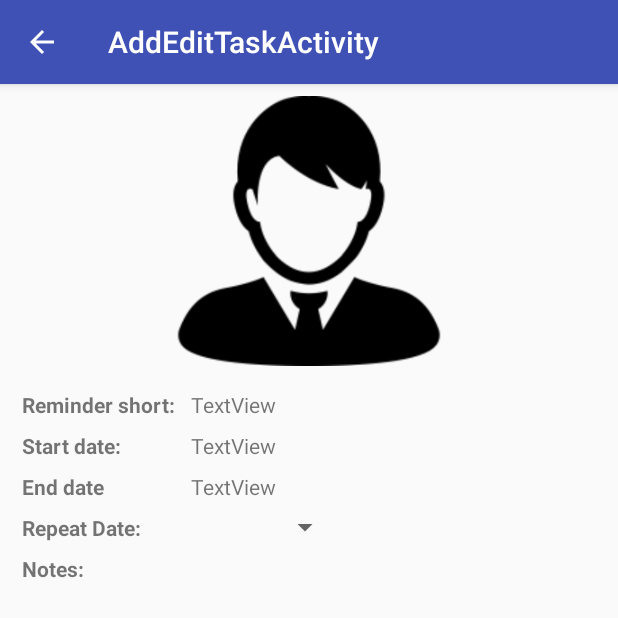
After one commit to TruongThanhIT/HealthCareSupporter, an Android app: the AddEditReminderActivity screen opened directly, with no data from a screen before it, on a phone screen of 412 x 824 dp, the top half of it. The commit adds this screen. Run offline under Robolectric (Android 15) with nearby library versions, the phone set to English and light mode, and no system bars; our stand-ins replace ButterKnife; 1 statement that could not run was skipped.

Commit message:
HCS12-13: test layout

```diff
--- /dev/null
+++ b/app/src/main/java/mobi/devteam/demofalldetector/activity/AddEditReminderActivity.java
@@ -0,0 +1,64 @@
+package mobi.devteam.demofalldetector.activity;
+
+import android.app.AlertDialog;
+import android.content.Intent;
+import android.os.Bundle;
+import android.support.design.widget.FloatingActionButton;
+import android.support.design.widget.Snackbar;
+import android.support.v7.app.AppCompatActivity;
+import android.support.v7.widget.Toolbar;
+import android.util.Log;
+import android.view.View;
+import android.widget.EditText;
+import android.widget.Spinner;
+import android.widget.TextView;
+
+import butterknife.BindView;
+import butterknife.ButterKnife;
+import butterknife.OnClick;
+import mobi.devteam.demofalldetector.R;
+import mobi.devteam.demofalldetector.model.Reminder;
+
+public class AddEditReminderActivity extends AppCompatActivity {
+
+    public static final String EXTRA_IS_ADD_MODE = "is_add_mode";
+    public static final String EXTRA_REMINDER_DATA = "reminder_data";
+    private boolean is_add_mode = true;
+    private Reminder reminder;
+
+    @BindView(R.id.txtReminder) TextView txtReminder;
+    @BindView(R.id.txtStart) TextView txtStart;
+    @BindView(R.id.txtEnd) TextView txtEnd;
+    @BindView(R.id.spinReminderRepeat) Spinner spinReminderRepeat;
+    @BindView(R.id.edtNote) EditText edtNote;
+
+    @Override
+    protected void onCreate(Bundle savedInstanceState) {
+        super.onCreate(savedInstanceState);
+        setContentView(R.layout.activity_add_edit_reminder);
+        ButterKnife.bind(this);
+        Toolbar toolbar = (Toolbar) findViewById(R.id.toolbar);
+        setSupportActionBar(toolbar);
+
+        getSupportActionBar().setDisplayShowHomeEnabled(true);
+        getSupportActionBar().setDisplayHomeAsUpEnabled(true);
+
+        if (getIntent().hasExtra(EXTRA_IS_ADD_MODE)){
+            Intent intent = getIntent();
+
+            is_add_mode = intent.getBooleanExtra(EXTRA_IS_ADD_MODE,true);
+            reminder = intent.getParcelableExtra(EXTRA_REMINDER_DATA);
+        }else{
+            Log.e("REQUIRED_INTENT_EXTRA",EXTRA_IS_ADD_MODE);
+            finish();
+        }
+
+    }
+
+    @OnClick(R.id.txtStart) void pickStartDate(){
+        AlertDialog.Builder alertDialog = new AlertDialog.Builder(AddEditReminderActivity.this,R.layout.reminder_pick_date_diaglog);
+        alertDialog.show();
+    }
+
+
+}
--- /dev/null
+++ b/app/src/main/res/layout/activity_add_edit_reminder.xml
@@ -0,0 +1,25 @@
+<?xml version="1.0" encoding="utf-8"?>
+<android.support.design.widget.CoordinatorLayout xmlns:android="http://schemas.android.com/apk/res/android"
+    xmlns:app="http://schemas.android.com/apk/res-auto"
+    xmlns:tools="http://schemas.android.com/tools"
+    android:layout_width="match_parent"
+    android:layout_height="match_parent"
+    tools:context="mobi.devteam.demofalldetector.activity.AddEditReminderActivity">
+
+    <android.support.design.widget.AppBarLayout
+        android:layout_width="match_parent"
+        android:layout_height="wrap_content"
+        android:theme="@style/AppTheme.AppBarOverlay">
+
+        <android.support.v7.widget.Toolbar
+            android:id="@+id/toolbar"
+            android:layout_width="match_parent"
+            android:layout_height="?attr/actionBarSize"
+            android:background="?attr/colorPrimary"
+            app:popupTheme="@style/AppTheme.PopupOverlay" />
+
+    </android.support.design.widget.AppBarLayout>
+
+    <include layout="@layout/content_add_edit_reminder" />
+
+</android.support.design.widget.CoordinatorLayout>
--- /dev/null
+++ b/app/src/main/res/layout/content_add_edit_reminder.xml
@@ -0,0 +1,150 @@
+<?xml version="1.0" encoding="utf-8"?>
+
+<android.support.v4.widget.NestedScrollView xmlns:android="http://schemas.android.com/apk/res/android"
+    xmlns:app="http://schemas.android.com/apk/res-auto"
+    xmlns:tools="http://schemas.android.com/tools"
+    android:layout_width="match_parent"
+    android:layout_height="match_parent"
+    app:layout_behavior="@string/appbar_scrolling_view_behavior"
+    tools:context="mobi.devteam.demofalldetector.activity.AddEditReminderActivity"
+    tools:showIn="@layout/activity_add_edit_reminder">
+
+    <android.support.constraint.ConstraintLayout
+        android:layout_width="match_parent"
+        android:layout_height="match_parent"
+        tools:layout_editor_absoluteX="0dp"
+        tools:layout_editor_absoluteY="0dp">
+
+        <ImageView
+            android:id="@+id/imgThumb"
+            android:layout_width="180dp"
+            android:layout_height="180dp"
+            android:layout_marginTop="8dp"
+            app:layout_constraintLeft_toLeftOf="parent"
+            app:layout_constraintRight_toRightOf="parent"
+            app:layout_constraintTop_toTopOf="parent"
+            app:srcCompat="@drawable/image_user_login" />
+
+        <TextView
+            android:id="@+id/textView6"
+            android:layout_width="wrap_content"
+            android:layout_height="wrap_content"
+            android:layout_marginLeft="8dp"
+            android:layout_marginStart="8dp"
+            android:layout_marginTop="16dp"
+            android:text="@string/ae_reminder_name"
+            android:textStyle="bold"
+            app:layout_constraintLeft_toLeftOf="parent"
+            app:layout_constraintRight_toLeftOf="@+id/guideline2"
+            app:layout_constraintTop_toBottomOf="@+id/imgThumb" />
+
+        <TextView
+            android:id="@+id/textView7"
+            android:layout_width="wrap_content"
+            android:layout_height="wrap_content"
+            android:layout_marginTop="8dp"
+            android:text="@string/ae_reminder_start"
+            android:textStyle="bold"
+            app:layout_constraintLeft_toLeftOf="@+id/textView6"
+            app:layout_constraintTop_toBottomOf="@+id/textView6" />
+
+        <TextView
+            android:id="@+id/textView8"
+            android:layout_width="wrap_content"
+            android:layout_height="wrap_content"
+            android:layout_marginTop="8dp"
+            android:text="@string/ae_reminder_end"
+            android:textStyle="bold"
+            app:layout_constraintLeft_toLeftOf="@+id/textView7"
+            app:layout_constraintTop_toBottomOf="@+id/textView7" />
+
+        <TextView
+            android:id="@+id/textView9"
+            android:layout_width="wrap_content"
+            android:layout_height="wrap_content"
+            android:layout_marginTop="8dp"
+            android:text="@string/ae_reminder_repeat"
+            android:textStyle="bold"
+            app:layout_constraintLeft_toLeftOf="@+id/textView8"
+            app:layout_constraintTop_toBottomOf="@+id/textView8" />
+
+        <TextView
+            android:id="@+id/textView10"
+            android:layout_width="wrap_content"
+            android:layout_height="wrap_content"
+            android:layout_marginTop="8dp"
+            android:text="@string/ae_reminder_note"
+            android:textStyle="bold"
+            app:layout_constraintLeft_toLeftOf="@+id/textView9"
+            app:layout_constraintTop_toBottomOf="@+id/textView9" />
+
+        <Spinner
+            android:id="@+id/spinReminderRepeat"
+            android:layout_width="100dp"
+            android:layout_height="wrap_content"
+            app:layout_constraintBottom_toBottomOf="@+id/textView9"
+            app:layout_constraintLeft_toLeftOf="@+id/txtEnd"
+            app:layout_constraintTop_toTopOf="@+id/textView9"
+            app:layout_constraintVertical_bias="0.714" />
+
+        <TextView
+            android:id="@+id/txtReminder"
+            android:layout_width="0dp"
+            android:layout_height="wrap_content"
+            android:layout_marginEnd="8dp"
+            android:layout_marginLeft="4dp"
+            android:layout_marginRight="8dp"
+            android:layout_marginStart="4dp"
+            android:text="TextView"
+            app:layout_constraintBottom_toBottomOf="@+id/textView6"
+            app:layout_constraintHorizontal_bias="0.0"
+            app:layout_constraintLeft_toLeftOf="@+id/guideline2"
+            app:layout_constraintRight_toRightOf="parent"
+            app:layout_constraintTop_toTopOf="@+id/textView6"
+            app:layout_constraintVertical_bias="0.0" />
+
+        <TextView
+            android:id="@+id/txtStart"
+            android:layout_width="wrap_content"
+            android:layout_height="wrap_content"
+            android:text="TextView"
+            app:layout_constraintBottom_toBottomOf="@+id/textView7"
+            app:layout_constraintLeft_toLeftOf="@+id/txtReminder"
+            app:layout_constraintTop_toTopOf="@+id/textView7"
+            app:layout_constraintVertical_bias="0.0" />
+
+        <TextView
+            android:id="@+id/txtEnd"
+            android:layout_width="wrap_content"
+            android:layout_height="wrap_content"
+            android:text="TextView"
+            app:layout_constraintBottom_toBottomOf="@+id/textView8"
+            app:layout_constraintLeft_toLeftOf="@+id/txtStart"
+            app:layout_constraintTop_toTopOf="@+id/textView8"
+            app:layout_constraintVertical_bias="0.0" />
+
+        <EditText
+            android:id="@+id/edtNote"
+            android:layout_width="0dp"
+            android:layout_height="150dp"
+            android:layout_marginEnd="8dp"
+            android:layout_marginRight="8dp"
+            android:backgroundTint="#fff"
+            android:ems="10"
+            android:inputType="textMultiLine"
+            app:layout_constraintHorizontal_bias="0.0"
+            app:layout_constraintLeft_toLeftOf="@+id/spinReminderRepeat"
+            app:layout_constraintRight_toRightOf="parent"
+            app:layout_constraintTop_toTopOf="@+id/textView10" />
+
+        <android.support.constraint.Guideline
+            android:id="@+id/guideline2"
+            android:layout_width="wrap_content"
+            android:layout_height="wrap_content"
+            android:orientation="vertical"
+            app:layout_constraintGuide_percent="0.3"
+            tools:layout_editor_absoluteX="115dp"
+            tools:layout_editor_absoluteY="0dp" />
+    </android.support.constraint.ConstraintLayout>
+
+</android.support.v4.widget.NestedScrollView>
--- a/app/src/main/res/values/strings.xml
+++ b/app/src/main/res/values/strings.xml
@@ -23,5 +23,13 @@
     <!--Create information of relative-->
     <string name="nameText">Name <font color='red'>*</font> </string>
     <string name="phoneText">Phone <font color='red'>*</font> </string>
+    <string name="title_activity_add_edit_task">AddEditTaskActivity</string>
+
+    <!-- Reminder -->
+    <string name="ae_reminder_name">Reminder short:</string>
+    <string name="ae_reminder_start">Start date:</string>
+    <string name="ae_reminder_end">End date</string>
+    <string name="ae_reminder_repeat">Repeat Date:</string>
+    <string name="ae_reminder_note">Notes:</string>
 
 </resources>
--- a/app/src/main/res/values/styles.xml
+++ b/app/src/main/res/values/styles.xml
@@ -6,6 +6,7 @@
         <item name="colorPrimary">@color/colorPrimary</item>
         <item name="colorPrimaryDark">@color/colorPrimaryDark</item>
         <item name="colorAccent">@color/colorAccent</item>
+
     </style>
 
     <style name="editTextColor">
```
Also changed, not shown: app/src/main/AndroidManifest.xml (+6 -5 lines), app/src/main/java/mobi/devteam/demofalldetector/fragment/HomeFragment.java (+19 -1 lines), app/src/main/java/mobi/devteam/demofalldetector/model/Reminder.java (added, +71 -0 lines), app/src/main/java/mobi/devteam/demofalldetector/model/RepeatType.java (added, +10 -0 lines), app/src/main/res/layout/reminder_pick_date_diaglog.xml (added, +18 -0 lines).
